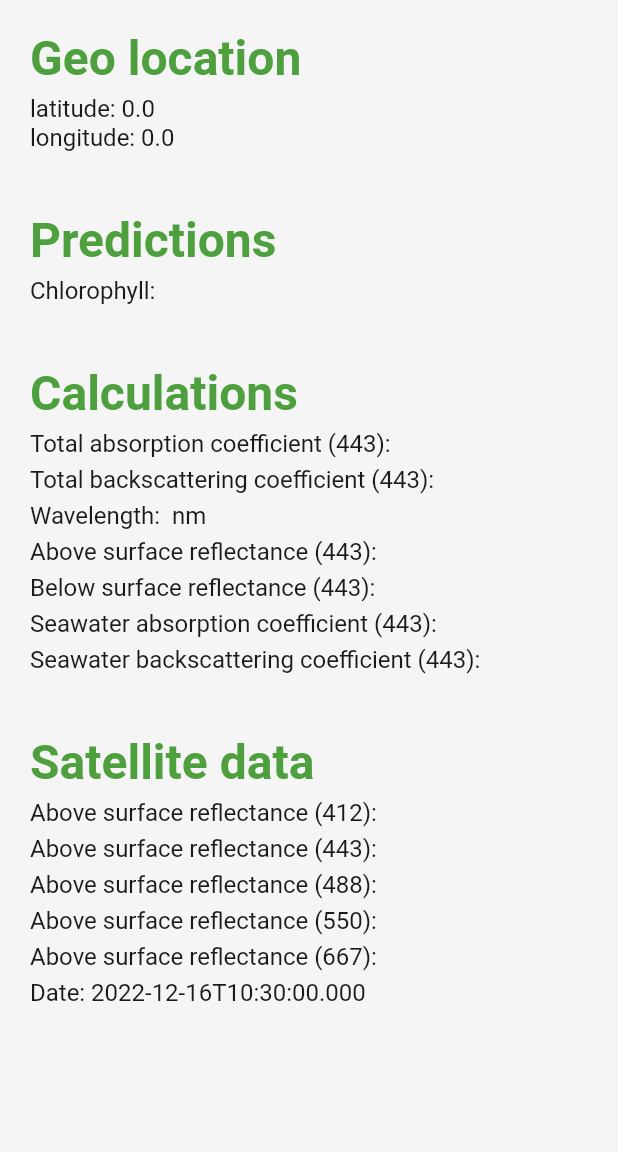
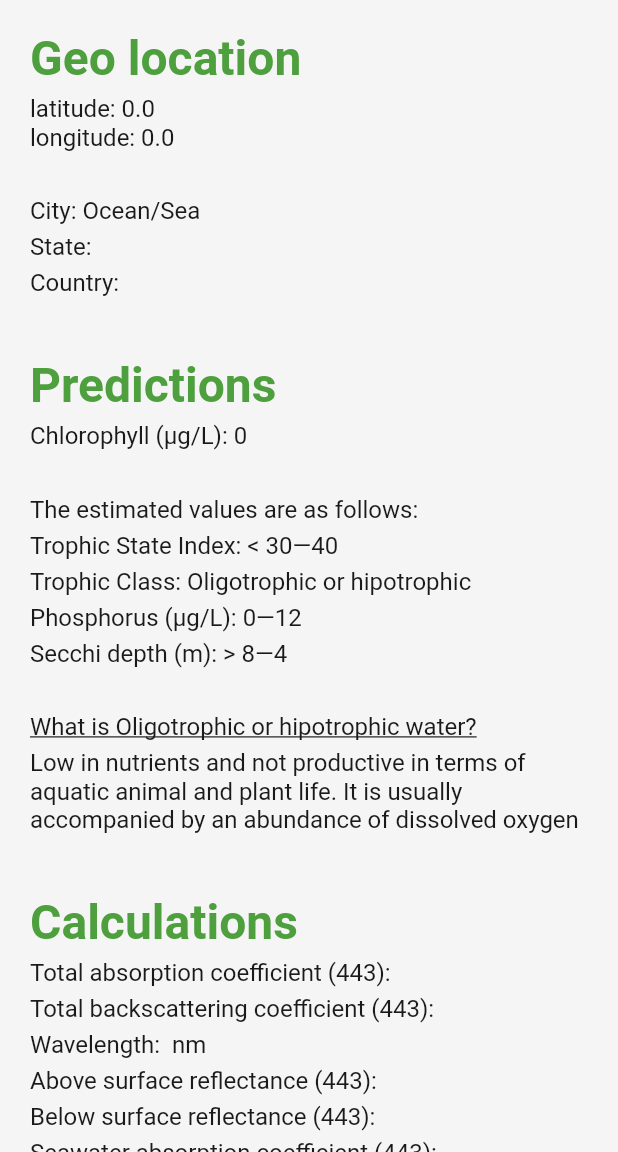
Before and after one commit to deadshot-21/tirtham, a Flutter app: the WaterQuality screen opened directly with empty values, on a phone screen of 412 x 824 dp, the part 84-1236 px from its top. Run offline on Flutter 3.47's test engine with Material 2 defaults, Android fonts, the phone set to English and light mode, and no system bars; our stand-ins replace animated_text_kit, dio, flutter_map, flutter_secure_storage, flutter_spinkit, geocoding and 3 more; accounts and stored records are empty; Roboto replaces fonts that are missing (Ubuntu).

Commit message:
add: coordinates to address

```diff
--- a/lib/screens/home/waterQuality.dart
+++ b/lib/screens/home/waterQuality.dart
@@ -1,7 +1,9 @@
 import 'package:flutter/material.dart';
 import 'package:flutter/src/widgets/container.dart';
 import 'package:flutter/src/widgets/framework.dart';
+import 'package:geocoding/geocoding.dart';
 import 'package:tirtham/constants.dart';
+import 'package:tirtham/utils/addressToDict.dart';
 
 class WaterQuality extends StatefulWidget {
   const WaterQuality(
@@ -14,6 +16,62 @@ class WaterQuality extends StatefulWidget {
 }
 
 class _WaterQualityState extends State<WaterQuality> {
+  String tsi = "";
+  String tclass = "";
+  String phos = "";
+  String sd = "";
+  String tdesc = "";
+  Map<dynamic, dynamic> addressMap = {
+    'city': '',
+    'state': '',
+    'country': '',
+  };
+
+  Future<void> estimate() async {
+    double c = double.parse(widget.res['predicted_chl']);
+
+    if (c < 2.6) {
+      tsi = "< 30—40";
+      tclass = "Oligotrophic or hipotrophic";
+      phos = "0—12";
+      sd = "> 8—4";
+      tdesc =
+          "Low in nutrients and not productive in terms of aquatic animal and plant life. It is usually accompanied by an abundance of dissolved oxygen";
+    } else if (c < 7.3) {
+      tsi = "40—50";
+      tclass = "Mesotrophic";
+      phos = "12—24";
+      sd = "4—2";
+      tdesc =
+          "Intermediate levels of nutrients, fairly productive in terms of aquatic animal and plant life and showing emerging signs of water quality problems.";
+    } else if (c < 56) {
+      tsi = "50—70";
+      tclass = "Eutrophic";
+      phos = "24—96";
+      sd = "2—0.5";
+      tdesc =
+          "Rich in nutrients, very productive in terms of aquatic animal and plant life and showing increasing signs of water quality problems.";
+    } else {
+      tsi = "50—70";
+      tclass = "Eutrophic";
+      phos = "24—96";
+      sd = "2—0.5";
+      tdesc =
+          "Very high nutrient concentrations where plant growth is determined by physical factors. Water quality problems are serious and almost continuous.";
+    }
+    List<Placemark> placemarks =
+        await placemarkFromCoordinates(widget.lat, widget.long);
+    addressMap = addressToDict(placemarks);
+    setState(() {});
+  }
+
+  @override
+  void initState() {
+    // TODO: implement initState
+    super.initState();
+    estimate();
+  }
+
   @override
   Widget build(BuildContext context) {
     return Scaffold(
@@ -39,6 +97,27 @@ class _WaterQualityState extends State<WaterQuality> {
                     fontSize: 16.0,
                   ),
                 ),
+                SizedBox(height: 30),
+                Text(
+                  'City: ${addressMap['city'] == "" ? 'Ocean/Sea' : addressMap['city']}',
+                  style: TextStyle(
+                    fontSize: 16.0,
+                  ),
+                ),
+                SizedBox(height: 5),
+                Text(
+                  'State: ${addressMap['state']}',
+                  style: TextStyle(
+                    fontSize: 16.0,
+                  ),
+                ),
+                SizedBox(height: 5),
+                Text(
+                  'Country: ${addressMap['country']}',
+                  style: TextStyle(
+                    fontSize: 16.0,
+                  ),
+                ),
                 SizedBox(height: 40),
                 Text(
                   'Predictions',
@@ -50,7 +129,57 @@ class _WaterQualityState extends State<WaterQuality> {
                 ),
                 SizedBox(height: 5),
                 Text(
-                  'Chlorophyll: ${widget.res['predicted_chl']}',
+                  'Chlorophyll (μg/L): ${widget.res['predicted_chl']}',
+                  style: TextStyle(
+                    fontSize: 16.0,
+                  ),
+                ),
+                SizedBox(height: 30),
+                Text(
+                  'The estimated values are as follows:',
+                  style: TextStyle(
+                    fontSize: 16.0,
+                  ),
+                ),
+                SizedBox(height: 5),
+                Text(
+                  'Trophic State Index: ${tsi}',
+                  style: TextStyle(
+                    fontSize: 16.0,
+                  ),
+                ),
+                SizedBox(height: 5),
+                Text(
+                  'Trophic Class: ${tclass}',
+                  style: TextStyle(
+                    fontSize: 16.0,
+                  ),
+                ),
+                SizedBox(height: 5),
+                Text(
+                  'Phosphorus (μg/L): ${phos}',
+                  style: TextStyle(
+                    fontSize: 16.0,
+                  ),
+                ),
+                SizedBox(height: 5),
+                Text(
+                  'Secchi depth (m): ${sd}',
+                  style: TextStyle(
+                    fontSize: 16.0,
+                  ),
+                ),
+                SizedBox(height: 30),
+                Text(
+                  'What is ${tclass} water?',
+                  style: TextStyle(
+                    fontSize: 16.0,
+                    decoration: TextDecoration.underline,
+                  ),
+                ),
+                SizedBox(height: 5),
+                Text(
+                  '${tdesc}',
                   style: TextStyle(
                     fontSize: 16.0,
                   ),
@@ -122,13 +251,13 @@ class _WaterQualityState extends State<WaterQuality> {
                     color: kPrimaryColor,
                   ),
                 ),
-                SizedBox(height: 5),
-                Text(
-                  'Above surface reflectance (412): ${widget.res['satellite_data']['R412']}',
-                  style: TextStyle(
-                    fontSize: 16.0,
-                  ),
-                ),
+                // SizedBox(height: 5),
+                // Text(
+                //   'Above surface reflectance (412): ${widget.res['satellite_data']['R412']}',
+                //   style: TextStyle(
+                //     fontSize: 16.0,
+                //   ),
+                // ),
                 SizedBox(height: 5),
                 Text(
                   'Above surface reflectance (443): ${widget.res['satellite_data']['R443']}',
--- /dev/null
+++ b/lib/utils/addressToDict.dart
@@ -0,0 +1,36 @@
+Map addressToDict(List addr) {
+  Map city = {};
+  Map state = {};
+  Map country = {};
+
+  for (var line in addr) {
+    print(line);
+    country.update(
+        line.country,
+        (value) => ++value,
+        ifAbsent: () => 1,
+      );
+      state.update(
+        line.administrativeArea,
+        (value) => ++value,
+        ifAbsent: () => 1,
+      );
+      city.update(
+        line.locality,
+        (value) => ++value,
+        ifAbsent: () => 1,
+      );
+  }
+  return {
+    'city': getMaxOccured(city),
+    'state': getMaxOccured(state),
+    'country': getMaxOccured(country)
+  };
+}
+
+getMaxOccured(Map m) {
+  List list = [];
+  m.forEach((k, v) => list.add([k, v]));
+  List s = list..sort((k, v) => v[1].compareTo(k[1]));
+  return s[0][0];
+}
--- a/pubspec.yaml
+++ b/pubspec.yaml
@@ -40,7 +40,7 @@ dependencies:
   flutter_spinkit: ^5.1.0
   flutter_secure_storage: ^5.0.2
   animated_text_kit: ^4.2.2
-
+  geocoding: ^2.0.5
 
   # The following adds the Cupertino Icons font to your application.
   # Use with the CupertinoIcons class for iOS style icons.
```
Also changed, not shown: lib/screens/home/map.dart (+6 -2 lines), pubspec.lock.
